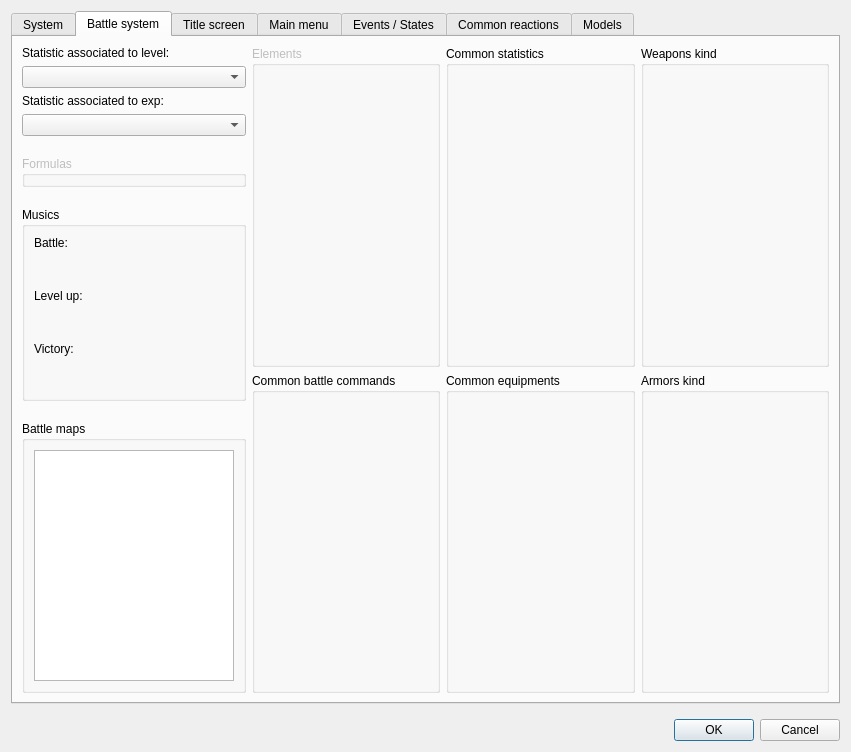
Old version of the form Dialogs/dialogsystems.ui in the repository RPG-Paper-Maker/RPG-Paper-Maker.
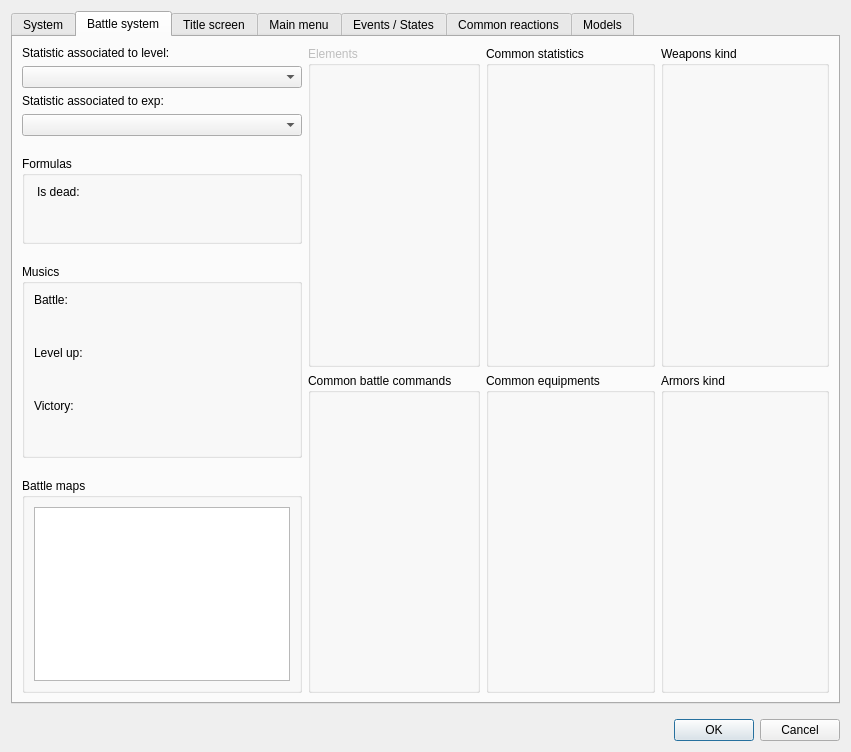
New version of the form. Custom widgets are drawn as their Qt base class.

Commit message: isDead formula

Patch:
```diff
--- a/Dialogs/dialogsystems.ui
+++ b/Dialogs/dialogsystems.ui
@@ -490,7 +490,7 @@
         </attribute>
         <layout class="QGridLayout" name="gridLayout_14">
          <item row="0" column="0">
-          <layout class="QHBoxLayout" name="horizontalLayout_4" stretch="1,1,1,1">
+          <layout class="QHBoxLayout" name="horizontalLayout_4" stretch="0,1,1,1">
            <item>
             <layout class="QVBoxLayout" name="verticalLayout_20" stretch="0,0,0,1">
              <property name="spacing">
@@ -526,11 +526,46 @@
              <item>
               <widget class="QGroupBox" name="groupBox_19">
                <property name="enabled">
-                <bool>false</bool>
+                <bool>true</bool>
+               </property>
+               <property name="minimumSize">
+                <size>
+                 <width>0</width>
+                 <height>0</height>
+                </size>
                </property>
                <property name="title">
                 <string>Formulas</string>
                </property>
+               <layout class="QGridLayout" name="gridLayout_27">
+                <item row="0" column="0">
+                 <layout class="QVBoxLayout" name="verticalLayout_21">
+                  <item>
+                   <widget class="QLabel" name="label_14">
+                    <property name="text">
+                     <string>Is dead:</string>
+                    </property>
+                   </widget>
+                  </item>
+                  <item>
+                   <widget class="PanelPrimitiveValue" name="panelPrimitiveValueFormulaIsDead" native="true">
+                    <property name="minimumSize">
+                     <size>
+                      <width>250</width>
+                      <height>27</height>
+                     </size>
+                    </property>
+                    <property name="maximumSize">
+                     <size>
+                      <width>250</width>
+                      <height>27</height>
+                     </size>
+                    </property>
+                   </widget>
+                  </item>
+                 </layout>
+                </item>
+               </layout>
               </widget>
              </item>
              <item>
@@ -618,6 +653,19 @@
                   </item>
                  </layout>
                 </item>
+                <item row="0" column="1">
+                 <spacer name="horizontalSpacer_2">
+                  <property name="orientation">
+                   <enum>Qt::Horizontal</enum>
+                  </property>
+                  <property name="sizeHint" stdset="0">
+                   <size>
+                    <width>40</width>
+                    <height>20</height>
+                   </size>
+                  </property>
+                 </spacer>
+                </item>
                </layout>
               </widget>
              </item>
@@ -1160,6 +1208,12 @@
    <header>widgetsong.h</header>
    <container>1</container>
   </customwidget>
+  <customwidget>
+   <class>PanelPrimitiveValue</class>
+   <extends>QWidget</extends>
+   <header>panelprimitivevalue.h</header>
+   <container>1</container>
+  </customwidget>
  </customwidgets>
  <resources/>
  <connections>
```
The commit also changes 3 other files.
